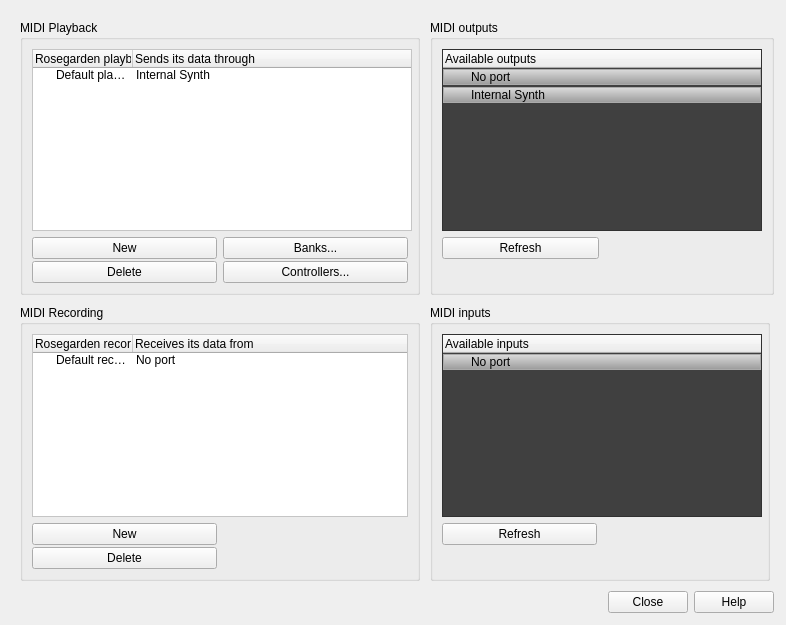
The window that src/gui/studio/DeviceManagerDialogUi.ui (nengxu/rosegarden) describes before a commit, drawn with Qt 5.
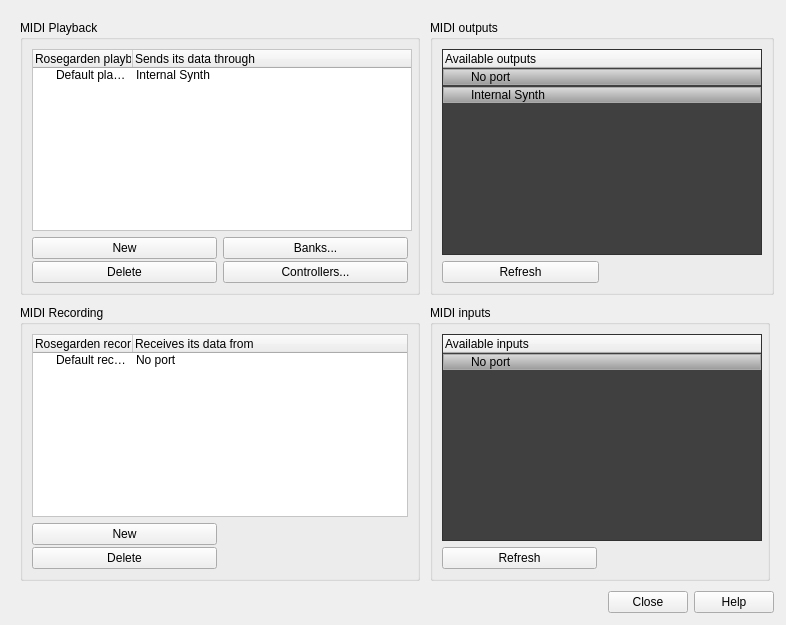
The same window after the commit. Icons and pictures are not drawn.

Commit message: * remove superfluous buttons

What changed in the file:
```diff
--- a/src/gui/studio/DeviceManagerDialogUi.ui
+++ b/src/gui/studio/DeviceManagerDialogUi.ui
@@ -394,40 +394,6 @@
              </property>
             </widget>
            </item>
-           <item>
-            <widget class="QPushButton" name="pushButton_addLV2Device">
-             <property name="enabled">
-              <bool>false</bool>
-             </property>
-             <property name="sizePolicy">
-              <sizepolicy hsizetype="Minimum" vsizetype="Minimum">
-               <horstretch>0</horstretch>
-               <verstretch>0</verstretch>
-              </sizepolicy>
-             </property>
-             <property name="minimumSize">
-              <size>
-               <width>0</width>
-               <height>0</height>
-              </size>
-             </property>
-             <property name="maximumSize">
-              <size>
-               <width>16777215</width>
-               <height>22</height>
-              </size>
-             </property>
-             <property name="toolTip">
-              <string>This button will be removed as this was the wrong place to put it.  Do not bother translating this tooltip</string>
-             </property>
-             <property name="text">
-              <string comment="Create, load or export bank (or patch) definitions with program names for the selected device."/>
-             </property>
-             <property name="flat">
-              <bool>true</bool>
-             </property>
-            </widget>
-           </item>
           </layout>
          </widget>
         </item>
@@ -449,31 +415,6 @@
            <property name="margin">
             <number>0</number>
            </property>
-           <item>
-            <widget class="QPushButton" name="pushButton_4">
-             <property name="enabled">
-              <bool>false</bool>
-             </property>
-             <property name="minimumSize">
-              <size>
-               <width>0</width>
-               <height>0</height>
-              </size>
-             </property>
-             <property name="maximumSize">
-              <size>
-               <width>16777215</width>
-               <height>22</height>
-              </size>
-             </property>
-             <property name="text">
-              <string/>
-             </property>
-             <property name="flat">
-              <bool>true</bool>
-             </property>
-            </widget>
-           </item>
           </layout>
          </widget>
         </item>
@@ -832,31 +773,6 @@
              </property>
             </widget>
            </item>
-           <item>
-            <widget class="QPushButton" name="pushButton_11">
-             <property name="enabled">
-              <bool>false</bool>
-             </property>
-             <property name="minimumSize">
-              <size>
-               <width>0</width>
-               <height>0</height>
-              </size>
-             </property>
-             <property name="maximumSize">
-              <size>
-               <width>16777215</width>
-               <height>22</height>
-              </size>
-             </property>
-             <property name="text">
-              <string comment="Create, load or export bank (or patch) definitions with program names for the selected device."/>
-             </property>
-             <property name="flat">
-              <bool>true</bool>
-             </property>
-            </widget>
-           </item>
           </layout>
          </widget>
         </item>
```
Left out of the diff: 44 changed lines with no effect on the pictures.
